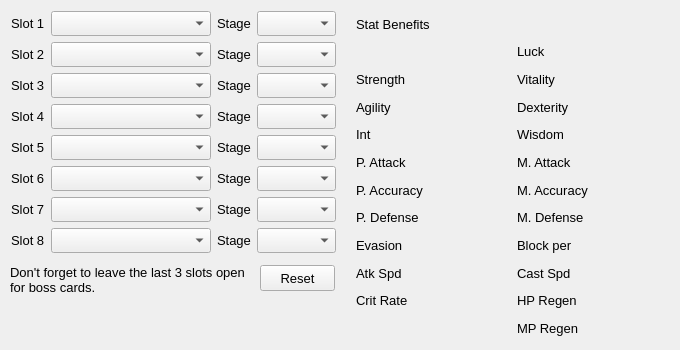
Qt form src/gui/mainwindow.ui (MrSquigy/rappelz-belt-builder) before a commit.
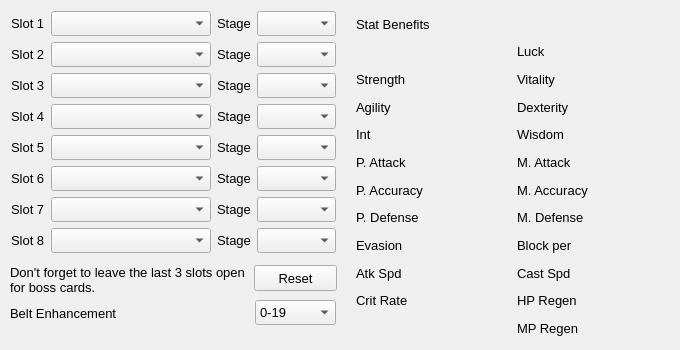
The same form after that commit.

Commit message: Add belt final awakening bonus

The edit to the form file:
```diff
--- a/src/gui/mainwindow.ui
+++ b/src/gui/mainwindow.ui
@@ -56,9 +56,9 @@
    <widget class="QPushButton" name="btnReset">
     <property name="geometry">
      <rect>
-      <x>260</x>
+      <x>254</x>
       <y>265</y>
-      <width>75</width>
+      <width>83</width>
       <height>26</height>
      </rect>
     </property>
@@ -930,6 +930,64 @@
      </item>
     </layout>
    </widget>
+   <widget class="QLabel" name="lblBeltEnhance">
+    <property name="geometry">
+     <rect>
+      <x>10</x>
+      <y>305</y>
+      <width>116</width>
+      <height>16</height>
+     </rect>
+    </property>
+    <property name="text">
+     <string>Belt Enhancement</string>
+    </property>
+   </widget>
+   <widget class="QComboBox" name="cbxBeltEnhance">
+    <property name="geometry">
+     <rect>
+      <x>255</x>
+      <y>300</y>
+      <width>81</width>
+      <height>25</height>
+     </rect>
+    </property>
+    <item>
+     <property name="text">
+      <string>0-19</string>
+     </property>
+    </item>
+    <item>
+     <property name="text">
+      <string>20</string>
+     </property>
+    </item>
+    <item>
+     <property name="text">
+      <string>21</string>
+     </property>
+    </item>
+    <item>
+     <property name="text">
+      <string>22</string>
+     </property>
+    </item>
+    <item>
+     <property name="text">
+      <string>23</string>
+     </property>
+    </item>
+    <item>
+     <property name="text">
+      <string>24</string>
+     </property>
+    </item>
+    <item>
+     <property name="text">
+      <string>25</string>
+     </property>
+    </item>
+   </widget>
   </widget>
  </widget>
  <tabstops>
```
The commit also changes 4 other files.
